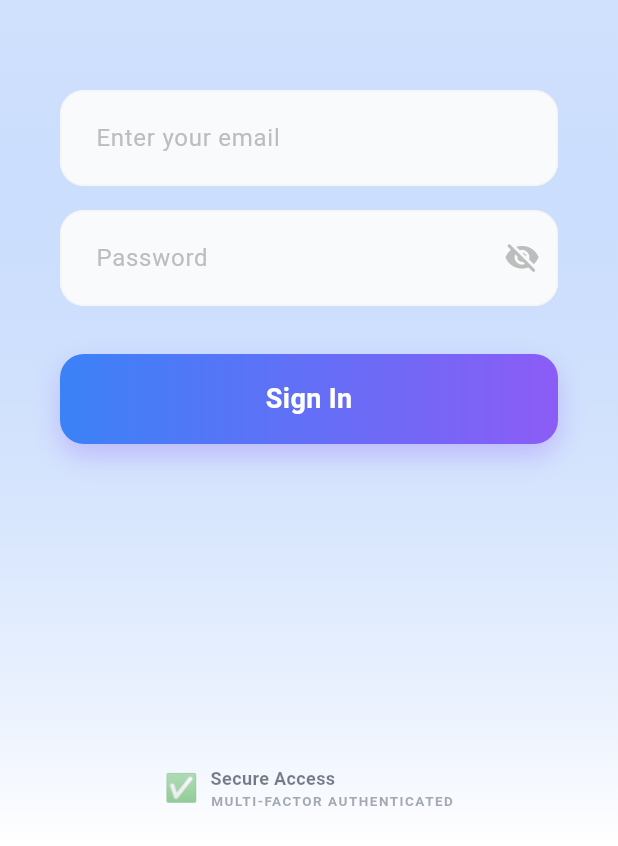
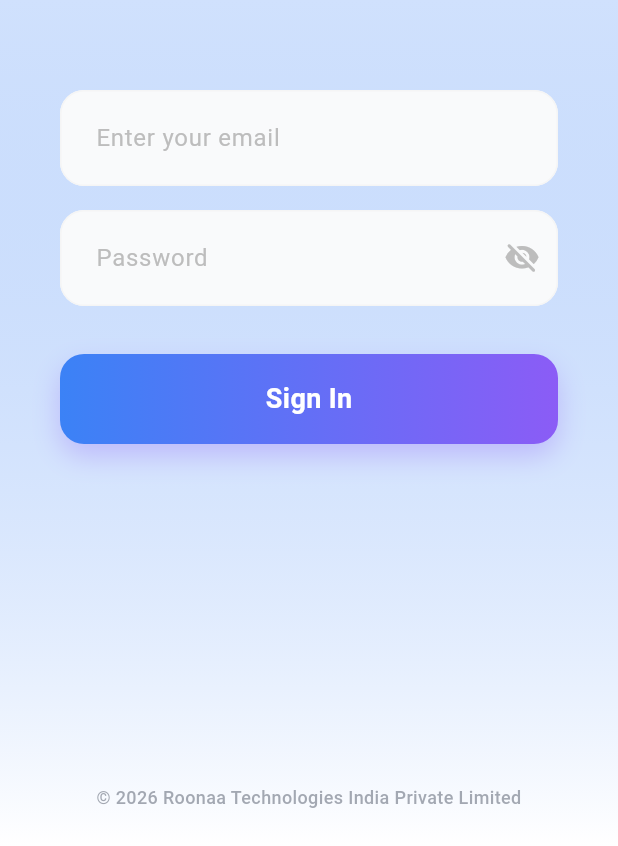
Before and after one commit to roonaatech/wp_mobileapp, a Flutter app: the screen it shows after launch, on a phone screen of 412 x 824 dp, the part 390-1236 px from its top. Run offline on Flutter 3.47's test engine with Material 3 defaults, Android fonts, the light colour scheme and no system bars; our stand-ins replace shared_preferences, table_calendar.

Commit message:
feat: Replace secure access badge with copyright footer in login screen

```diff
--- a/lib/screens/login_screen.dart
+++ b/lib/screens/login_screen.dart
@@ -580,39 +580,19 @@ class _LoginScreenState extends State<LoginScreen> {
                 ),
               ),
 
-              // Bottom Secure Access Badge
+              // Copyright Footer
               Padding(
                 padding: const EdgeInsets.only(bottom: 24),
                 child: Opacity(
                   opacity: 0.6,
-                  child: Row(
-                    mainAxisAlignment: MainAxisAlignment.center,
-                    children: [
-                      const Text('✅', style: TextStyle(fontSize: 18)),
-                      const SizedBox(width: 8),
-                      Column(
-                        crossAxisAlignment: CrossAxisAlignment.start,
-                        children: const [
-                          Text(
-                            'Secure Access',
-                            style: TextStyle(
-                              color: Color(0xFF1F2937),
-                              fontWeight: FontWeight.bold,
-                              fontSize: 12,
-                            ),
-                          ),
-                          Text(
-                            'MULTI-FACTOR AUTHENTICATED',
-                            style: TextStyle(
-                              color: Color(0xFF6B7280),
-                              fontSize: 9,
-                              fontWeight: FontWeight.w600,
-                              letterSpacing: 1,
-                            ),
-                          ),
-                        ],
-                      ),
-                    ],
+                  child: Text(
+                    '© ${DateTime.now().year} Roonaa Technologies India Private Limited',
+                    style: const TextStyle(
+                      color: Color(0xFF6B7280),
+                      fontSize: 12,
+                      fontWeight: FontWeight.w500,
+                    ),
+                    textAlign: TextAlign.center,
                   ),
                 ),
               ),
```
